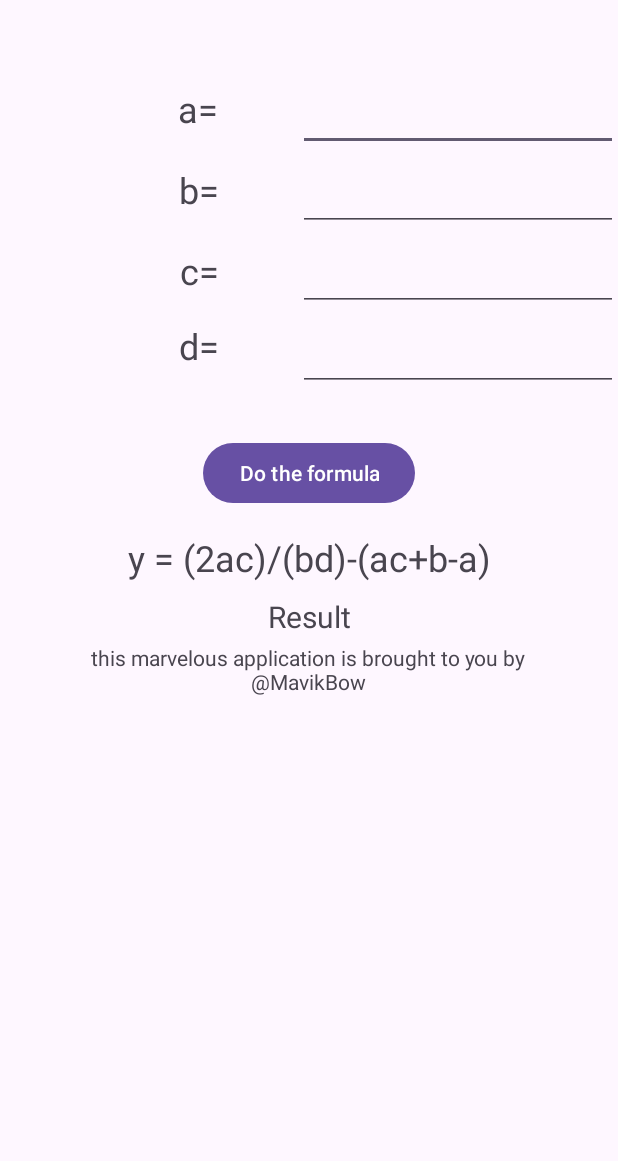
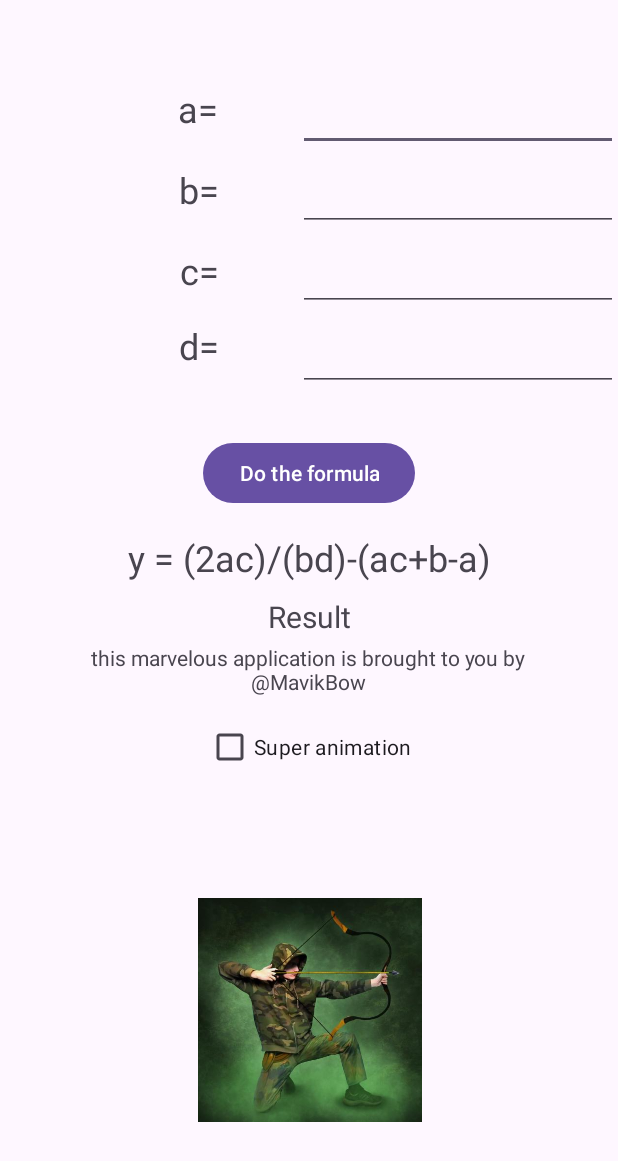
Before and after one commit to MavikBow/University-Programming, an Android app: the screen it shows after launch (MainActivity), on a phone screen of 412 x 824 dp. Shown: the top 1161 px of the screen. Run offline under Robolectric (Android 15) with nearby library versions, the phone set to English and light mode, and no system bars.

Commit message:
added a checkbox, an image and a gesture

```diff
--- a/Industrial Programming/AndroidStudioProject/app/src/main/java/com/example/super_duper_formula_doer/MainActivity.java
+++ b/Industrial Programming/AndroidStudioProject/app/src/main/java/com/example/super_duper_formula_doer/MainActivity.java
@@ -1,17 +1,29 @@
 package com.example.super_duper_formula_doer;
 
 import android.os.Bundle;
+import android.view.GestureDetector;
+import android.view.MotionEvent;
 import android.view.View;
+import android.view.animation.Animation;
+import android.view.animation.AnimationUtils;
+import android.widget.CheckBox;
 import android.widget.EditText;
+import android.widget.ImageView;
 import android.widget.TextView;
 
 import androidx.activity.EdgeToEdge;
+import androidx.annotation.NonNull;
 import androidx.appcompat.app.AppCompatActivity;
 import androidx.core.graphics.Insets;
+import androidx.core.view.GestureDetectorCompat;
 import androidx.core.view.ViewCompat;
 import androidx.core.view.WindowInsetsCompat;
 
-public class MainActivity extends AppCompatActivity {
+public class MainActivity extends AppCompatActivity{
+
+    private CheckBox checkBox;
+    private ImageView imageView;
+    private GestureDetectorCompat gestureDetectorCompat;
 
     @Override
     protected void onCreate(Bundle savedInstanceState) {
@@ -23,6 +35,24 @@ public class MainActivity extends AppCompatActivity {
             v.setPadding(systemBars.left, systemBars.top, systemBars.right, systemBars.bottom);
             return insets;
         });
+
+        checkBox = (CheckBox)findViewById(R.id.checkBox);
+        imageView = (ImageView)findViewById(R.id.profile_image);
+
+        this.gestureDetectorCompat = new GestureDetectorCompat(this, new GestureListener());
+    }
+
+    private class GestureListener extends GestureDetector.SimpleOnGestureListener {
+        @Override
+        public boolean onDoubleTap(@NonNull MotionEvent e) {
+            if(MainActivity.this.checkBox.isChecked()) {
+                Animation rotate = AnimationUtils.loadAnimation(
+                        getApplicationContext(), R.anim.rotate
+                );
+                MainActivity.this.imageView.startAnimation(rotate);
+            }
+            return super.onDoubleTap(e);
+        }
     }
 
     public void DoTheSuperFormula(View v){
@@ -61,4 +91,10 @@ public class MainActivity extends AppCompatActivity {
 
         tv1.setText(res_text);
     }
+
+    @Override
+    public boolean onTouchEvent(MotionEvent event){
+        gestureDetectorCompat.onTouchEvent(event);
+        return super.onTouchEvent(event);
+    }
 }
--- /dev/null
+++ b/Industrial Programming/AndroidStudioProject/app/src/main/res/anim/rotate.xml
@@ -0,0 +1,15 @@
+<?xml version="1.0" encoding="utf-8"?>
+<set xmlns:android="http://schemas.android.com/apk/res/android"
+    android:interpolator= "@android:anim/linear_interpolator">
+
+    <rotate
+        android:duration="400"
+        android:fromDegrees="0"
+        android:toDegrees="360"
+        android:pivotX="50%"
+        android:pivotY="50%"
+        android:repeatCount="0"
+        android:fillAfter="true"
+        />
+
+</set>
--- a/Industrial Programming/AndroidStudioProject/app/src/main/res/layout/activity_main.xml
+++ b/Industrial Programming/AndroidStudioProject/app/src/main/res/layout/activity_main.xml
@@ -158,4 +158,23 @@
         app:layout_constraintTop_toBottomOf="@+id/output_text"
         app:layout_constraintVertical_bias="0.0" />
 
+    <CheckBox
+        android:id="@+id/checkBox"
+        android:layout_width="wrap_content"
+        android:layout_height="wrap_content"
+        android:text="Super animation"
+        app:layout_constraintEnd_toEndOf="parent"
+        app:layout_constraintStart_toStartOf="parent"
+        app:layout_constraintTop_toBottomOf="@+id/textView11" />
+
+    <ImageView
+        android:id="@+id/profile_image"
+        android:layout_width="155dp"
+        android:layout_height="149dp"
+        app:layout_constraintBottom_toBottomOf="parent"
+        app:layout_constraintEnd_toEndOf="parent"
+        app:layout_constraintStart_toStartOf="parent"
+        app:layout_constraintTop_toBottomOf="@+id/checkBox"
+        app:srcCompat="@drawable/github_pfp" />
+
 </androidx.constraintlayout.widget.ConstraintLayout>
```
Also changed, not shown: Industrial Programming/AndroidStudioProject/app/src/main/res/drawable/github_pfp.jpg (added).
